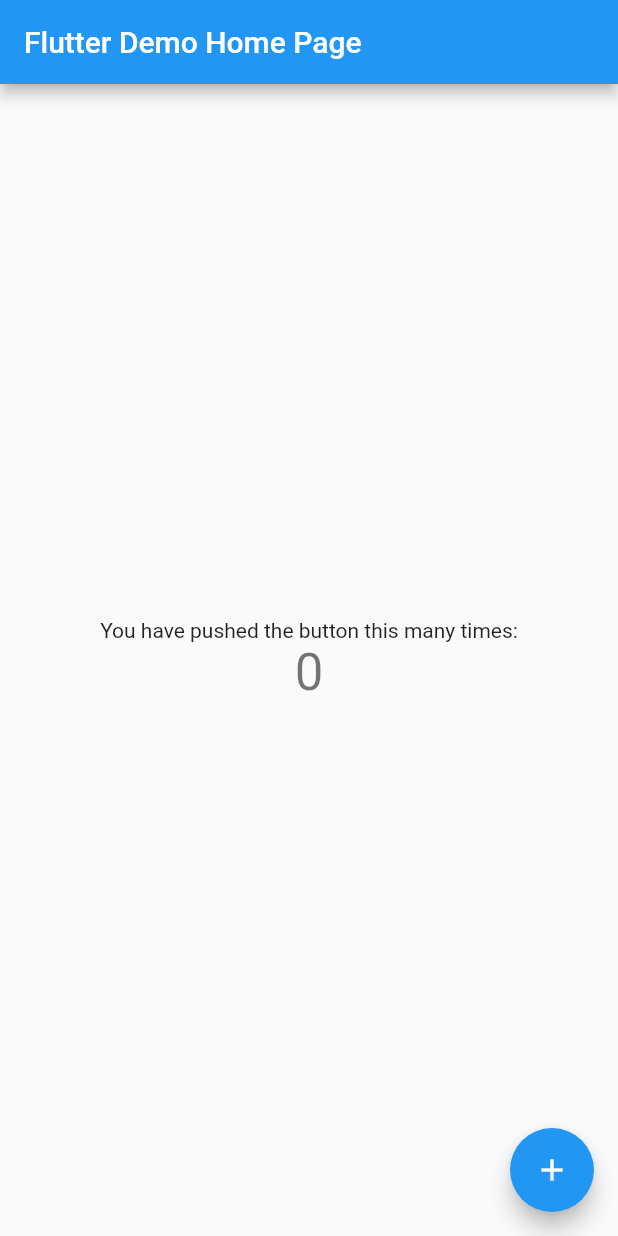
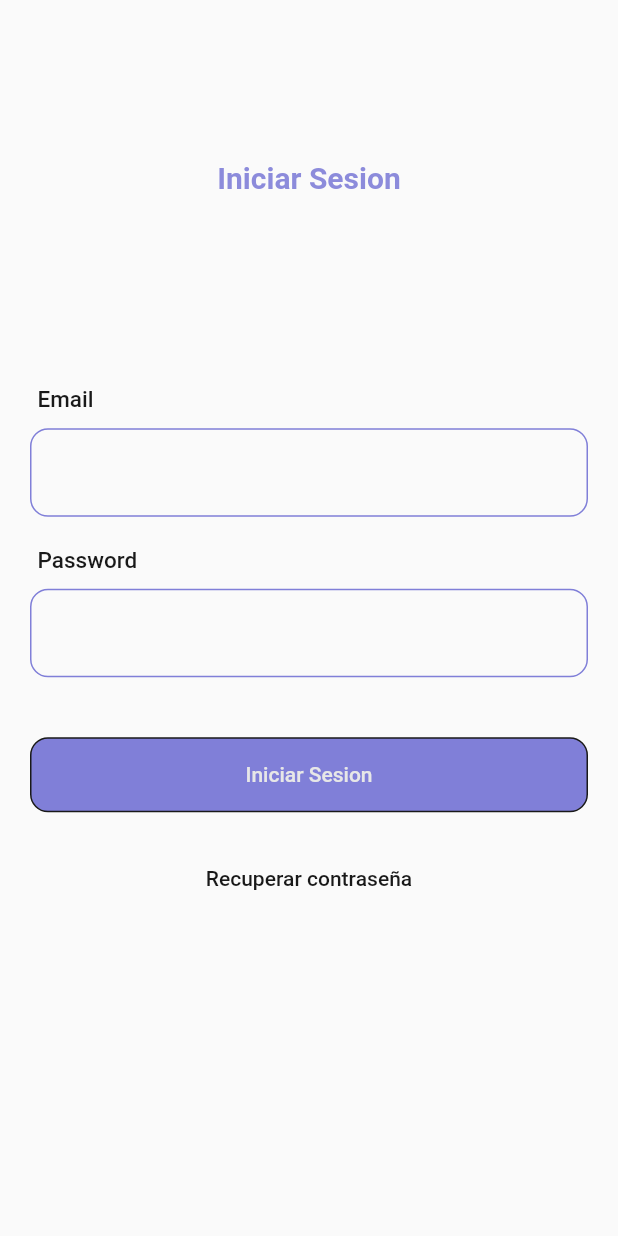
Before and after one commit to TomiHoltz/remitapp, a Flutter app: the screen it shows after launch, on a phone screen of 412 x 824 dp. Run offline on Flutter 3.47's test engine with Material 2 defaults, Android fonts, the phone set to English and light mode, and no system bars.

Commit message:
SignIn Screen UI

```diff
--- /dev/null
+++ b/lib/SignInScreen/sign_in_screen.dart
@@ -0,0 +1,45 @@
+import 'package:flutter/material.dart';
+import 'package:remitapp/SignInScreen/widgets/screen_title.dart';
+import 'package:remitapp/SignInScreen/widgets/sign_in_text_fields.dart';
+import 'package:remitapp/constants.dart';
+import 'package:remitapp/widgets/rounded_button.dart';
+
+class SignInScreen extends StatelessWidget {
+  const SignInScreen({Key? key}) : super(key: key);
+
+  @override
+  Widget build(BuildContext context) {
+    return Scaffold(
+      body: Center(
+        child: Container(
+          constraints: BoxConstraints(maxWidth: maxWidth * 0.75),
+          alignment: Alignment.center,
+          child: Column(
+            mainAxisAlignment: MainAxisAlignment.center,
+            children: [
+              Spacer(),
+              ScreenTitle(),
+              Spacer(),
+              SignInTextFields(),
+              RoundedButton(
+                text: "Iniciar Sesion",
+                onPressed: () {},
+              ),
+              Container(
+                child: TextButton(
+                  onPressed: () {},
+                  child: Text(
+                    "Recuperar contraseña",
+                    style: TextStyle(color: darkBlackColor),
+                  ),
+                ),
+              ),
+              Spacer(),
+              Spacer(),
+            ],
+          ),
+        ),
+      ),
+    );
+  }
+}
--- /dev/null
+++ b/lib/SignInScreen/widgets/screen_title.dart
@@ -0,0 +1,22 @@
+import 'package:flutter/material.dart';
+import 'package:remitapp/constants.dart';
+
+class ScreenTitle extends StatelessWidget {
+  const ScreenTitle({
+    Key? key,
+  }) : super(key: key);
+
+  @override
+  Widget build(BuildContext context) {
+    return Container(
+      alignment: Alignment.topCenter,
+      child: Text(
+        "Iniciar Sesion",
+        style: TextStyle(
+            fontWeight: FontWeight.bold,
+            fontSize: 20,
+            color: primaryColor.withOpacity(0.9)),
+      ),
+    );
+  }
+}
--- /dev/null
+++ b/lib/SignInScreen/widgets/sign_in_text_fields.dart
@@ -0,0 +1,27 @@
+import 'package:flutter/material.dart';
+import 'package:remitapp/constants.dart';
+import 'package:remitapp/widgets/custom_text_fields.dart';
+
+class SignInTextFields extends StatelessWidget {
+  const SignInTextFields({
+    Key? key,
+  }) : super(key: key);
+
+  @override
+  Widget build(BuildContext context) {
+    return Container(
+      margin: const EdgeInsets.all(defaultPadding),
+      child: Column(
+        children: [
+          CustomTextField(
+            labelText: "Email",
+          ),
+          SizedBox(height: defaultPadding),
+          CustomTextField(
+            labelText: "Password",
+          ),
+        ],
+      ),
+    );
+  }
+}
--- /dev/null
+++ b/lib/constants.dart
@@ -0,0 +1,9 @@
+import 'package:flutter/material.dart';
+
+const primaryColor = Color.fromRGBO(128, 127, 216, 1);
+const darkBlackColor = Color(0xFF191919);
+const bgColor = Color(0xFFE7E7E7);
+const bodyTextColor = Color(0xFF666666);
+
+const defaultPadding = 20.0;
+const maxWidth = 1232.0;
--- a/lib/main.dart
+++ b/lib/main.dart
@@ -1,4 +1,6 @@
 import 'package:flutter/material.dart';
+
+import 'SignInScreen/sign_in_screen.dart';
 
 void main() {
   runApp(MyApp());
@@ -22,92 +24,7 @@
         // is not restarted.
         primarySwatch: Colors.blue,
       ),
-      home: MyHomePage(title: 'Flutter Demo Home Page'),
+      home: SignInScreen()
     );
   }
 }
-
-class MyHomePage extends StatefulWidget {
-  MyHomePage({Key? key, required this.title}) : super(key: key);
-
-  // This widget is the home page of your application. It is stateful, meaning
-  // that it has a State object (defined below) that contains fields that affect
-  // how it looks.
-
-  // This class is the configuration for the state. It holds the values (in this
-  // case the title) provided by the parent (in this case the App widget) and
-  // used by the build method of the State. Fields in a Widget subclass are
-  // always marked "final".
-
-  final String title;
-
-  @override
-  _MyHomePageState createState() => _MyHomePageState();
-}
-
-class _MyHomePageState extends State<MyHomePage> {
-  int _counter = 0;
-
-  void _incrementCounter() {
-    setState(() {
-      // This call to setState tells the Flutter framework that something has
-      // changed in this State, which causes it to rerun the build method below
-      // so that the display can reflect the updated values. If we changed
-      // _counter without calling setState(), then the build method would not be
-      // called again, and so nothing would appear to happen.
-      _counter++;
-    });
-  }
-
-  @override
-  Widget build(BuildContext context) {
-    // This method is rerun every time setState is called, for instance as done
-    // by the _incrementCounter method above.
-    //
-    // The Flutter framework has been optimized to make rerunning build methods
-    // fast, so that you can just rebuild anything that needs updating rather
-    // than having to individually change instances of widgets.
-    return Scaffold(
-      appBar: AppBar(
-        // Here we take the value from the MyHomePage object that was created by
-        // the App.build method, and use it to set our appbar title.
-        title: Text(widget.title),
-      ),
-      body: Center(
-        // Center is a layout widget. It takes a single child and positions it
-        // in the middle of the parent.
-        child: Column(
-          // Column is also a layout widget. It takes a list of children and
-          // arranges them vertically. By default, it sizes itself to fit its
-          // children horizontally, and tries to be as tall as its parent.
-          //
-          // Invoke "debug painting" (press "p" in the console, choose the
-          // "Toggle Debug Paint" action from the Flutter Inspector in Android
-          // Studio, or the "Toggle Debug Paint" command in Visual Studio Code)
-          // to see the wireframe for each widget.
-          //
-          // Column has various properties to control how it sizes itself and
-          // how it positions its children. Here we use mainAxisAlignment to
-          // center the children vertically; the main axis here is the vertical
-          // axis because Columns are vertical (the cross axis would be
-          // horizontal).
-          mainAxisAlignment: MainAxisAlignment.center,
-          children: <Widget>[
-            Text(
-              'You have pushed the button this many times:',
-            ),
-            Text(
-              '$_counter',
-              style: Theme.of(context).textTheme.headline4,
-            ),
-          ],
-        ),
-      ),
-      floatingActionButton: FloatingActionButton(
-        onPressed: _incrementCounter,
-        tooltip: 'Increment',
-        child: Icon(Icons.add),
-      ), // This trailing comma makes auto-formatting nicer for build methods.
-    );
-  }
-}
--- /dev/null
+++ b/lib/widgets/custom_text_fields.dart
@@ -0,0 +1,56 @@
+import 'package:flutter/material.dart';
+import 'package:remitapp/constants.dart';
+
+class CustomTextField extends StatelessWidget {
+  const CustomTextField({
+    Key? key,
+    required this.labelText,
+    this.controller,
+    this.onChanged,
+    this.keyboardType,
+  }) : super(key: key);
+
+  final String labelText;
+  final TextEditingController? controller;
+  final Function(String)? onChanged;
+  final TextInputType? keyboardType;
+
+  @override
+  Widget build(BuildContext context) {
+    return Column(
+      children: [
+        Container(
+          alignment: Alignment.centerLeft,
+          margin: const EdgeInsets.only(left: 5),
+          child: Text(
+            labelText,
+            textAlign: TextAlign.center,
+            style: TextStyle(
+              color: darkBlackColor,
+              fontWeight: FontWeight.w500,
+              fontSize: 15,
+            ),
+          ),
+        ),
+        SizedBox(height: defaultPadding / 2),
+        TextFormField(
+          maxLines: null,
+          keyboardType: keyboardType,
+          controller: controller,
+          cursorColor: primaryColor,
+          style: const TextStyle(
+            color: darkBlackColor,
+          ),
+          decoration: InputDecoration(
+            enabledBorder: OutlineInputBorder(
+                borderSide: const BorderSide(color: primaryColor),
+                borderRadius: BorderRadius.circular(12)),
+            focusedBorder: OutlineInputBorder(
+                borderSide: const BorderSide(color: primaryColor),
+                borderRadius: BorderRadius.circular(12)),
+          ),
+        ),
+      ],
+    );
+  }
+}
--- /dev/null
+++ b/lib/widgets/rounded_button.dart
@@ -0,0 +1,32 @@
+import 'package:flutter/material.dart';
+import 'package:remitapp/constants.dart';
+
+class RoundedButton extends StatelessWidget {
+  const RoundedButton({
+    Key? key,
+    required this.text,
+    this.onPressed,
+  }) : super(key: key);
+
+  final String text;
+  final VoidCallback? onPressed;
+
+  @override
+  Widget build(BuildContext context) {
+    return Container(
+      margin: const EdgeInsets.all(defaultPadding),
+      width: double.infinity,
+      decoration: BoxDecoration(
+          color: primaryColor,
+          border: Border.all(color: darkBlackColor),
+          borderRadius: BorderRadius.circular(12)),
+      child: TextButton(
+        onPressed: onPressed,
+        child: Text(
+          text,
+          style: TextStyle(color: bgColor),
+        ),
+      ),
+    );
+  }
+}
```
